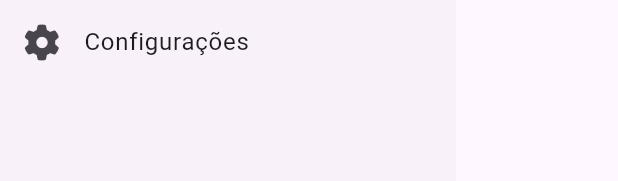
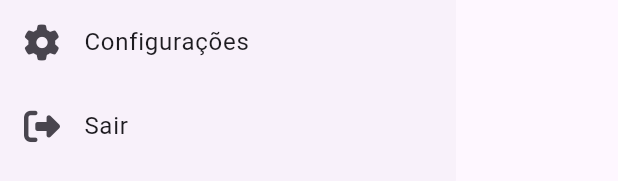
Before and after one commit to maytton/desafio-flutter, a Flutter app: the DrawerCustom widget shown alone on an empty page, opened directly, on a phone screen of 412 x 824 dp. Shown: the part 1033-1214 px from the top of the screen. Run offline on Flutter 3.47's test engine with Material 3 defaults, Android fonts, the phone set to English and light mode, and no system bars; our stand-ins replace firebase_core, font_awesome_flutter, go_router; accounts and stored records are empty.

Commit message:
feat(drawer): Adiciona opção de logout no menu
Adiciona item para deslogar e redireciona para a tela de login.

```diff
--- a/lib/views/shared/drawer.dart
+++ b/lib/views/shared/drawer.dart
@@ -1,6 +1,8 @@
+import 'package:desafio_flutter/services/auth_service.dart';
 import 'package:desafio_flutter/views/shared/drawer_item.dart';
 import 'package:flutter/material.dart';
 import 'package:font_awesome_flutter/font_awesome_flutter.dart';
+import 'package:go_router/go_router.dart';
 
 class DrawerCustom extends StatelessWidget {
   const DrawerCustom({super.key});
@@ -46,6 +48,16 @@ class DrawerCustom extends StatelessWidget {
           DrawerItem(icon: FontAwesomeIcons.phoneVolume, title: 'Telefones Importantes'),
           const Divider(),
           DrawerItem(icon: FontAwesomeIcons.gear, title: 'Configurações'),
+          DrawerItem(
+            icon: FontAwesomeIcons.rightFromBracket,
+            title: 'Sair',
+            onTap: () async {
+              await AuthService().logout();
+              if (context.mounted) {
+                context.go('/login');
+              }
+            },
+          ),
         ],
       ),
     );
```
